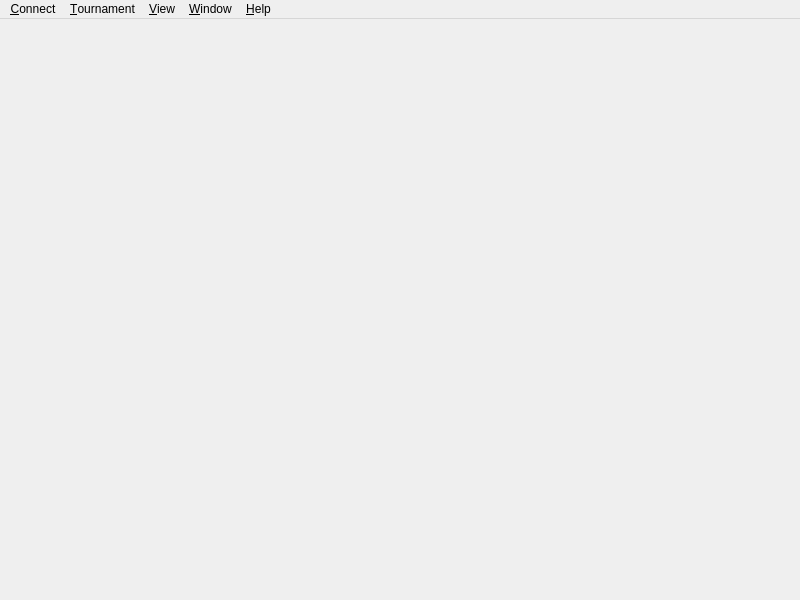
The window that TBQt/TBViewerMainWindow.ui (ryandrake08/td) describes before a commit, drawn with Qt 5.
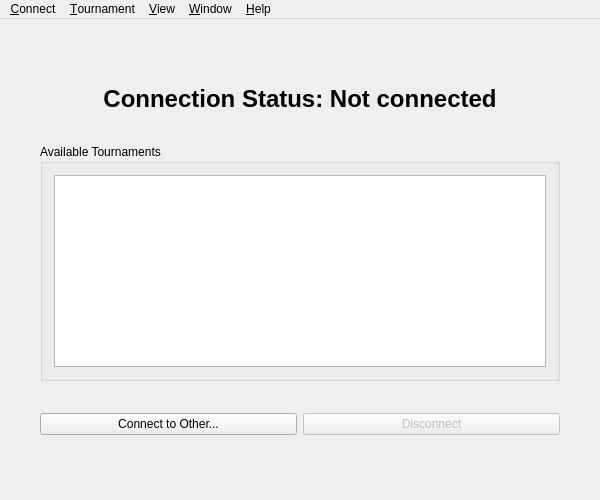
The same window after the commit. Icons and pictures are not drawn.

Commit message: Add a simple connection management interface to TBViewerMainWindow

Patch:
```diff
--- a/TBQt/TBViewerMainWindow.ui
+++ b/TBQt/TBViewerMainWindow.ui
@@ -12,8 +12,14 @@
   </property>
   <property name="minimumSize">
    <size>
+    <width>500</width>
+    <height>350</height>
+   </size>
+  </property>
+  <property name="maximumSize">
+   <size>
     <width>600</width>
-    <height>400</height>
+    <height>500</height>
    </size>
   </property>
   <property name="windowTitle">
@@ -23,7 +29,135 @@
    <iconset theme="i_application"/>
   </property>
   <widget class="QWidget" name="centralWidget">
-   <!-- Central widget will be replaced programmatically with TBTournamentDisplayWidget -->
+   <layout class="QVBoxLayout" name="verticalLayout">
+    <property name="leftMargin">
+     <number>40</number>
+    </property>
+    <property name="topMargin">
+     <number>40</number>
+    </property>
+    <property name="rightMargin">
+     <number>40</number>
+    </property>
+    <property name="bottomMargin">
+     <number>40</number>
+    </property>
+    <item>
+     <spacer name="topSpacer">
+      <property name="orientation">
+       <enum>Qt::Vertical</enum>
+      </property>
+      <property name="sizeHint" stdset="0">
+       <size>
+        <width>20</width>
+        <height>20</height>
+       </size>
+      </property>
+     </spacer>
+    </item>
+    <item>
+     <widget class="QLabel" name="statusLabel">
+      <property name="font">
+       <font>
+        <pointsize>18</pointsize>
+        <weight>75</weight>
+        <bold>true</bold>
+       </font>
+      </property>
+      <property name="text">
+       <string>Connection Status: Not connected</string>
+      </property>
+      <property name="alignment">
+       <set>Qt::AlignCenter</set>
+      </property>
+     </widget>
+    </item>
+    <item>
+     <spacer name="statusSpacer">
+      <property name="orientation">
+       <enum>Qt::Vertical</enum>
+      </property>
+      <property name="sizeHint" stdset="0">
+       <size>
+        <width>20</width>
+        <height>20</height>
+       </size>
+      </property>
+     </spacer>
+    </item>
+    <item>
+     <widget class="QGroupBox" name="availableTournamentsGroup">
+      <property name="title">
+       <string>Available Tournaments</string>
+      </property>
+      <layout class="QVBoxLayout" name="tournamentsLayout">
+       <item>
+        <widget class="QListWidget" name="tournamentsList">
+         <property name="minimumSize">
+          <size>
+           <width>0</width>
+           <height>100</height>
+          </size>
+         </property>
+         <property name="maximumSize">
+          <size>
+           <width>16777215</width>
+           <height>200</height>
+          </size>
+         </property>
+        </widget>
+       </item>
+      </layout>
+     </widget>
+    </item>
+    <item>
+     <spacer name="listSpacer">
+      <property name="orientation">
+       <enum>Qt::Vertical</enum>
+      </property>
+      <property name="sizeHint" stdset="0">
+       <size>
+        <width>20</width>
+        <height>10</height>
+       </size>
+      </property>
+     </spacer>
+    </item>
+    <item>
+     <layout class="QHBoxLayout" name="buttonLayout">
+      <item>
+       <widget class="QPushButton" name="connectOtherButton">
+        <property name="text">
+         <string>Connect to Other...</string>
+        </property>
+       </widget>
+      </item>
+      <item>
+       <widget class="QPushButton" name="disconnectButton">
+        <property name="enabled">
+         <bool>false</bool>
+        </property>
+        <property name="text">
+         <string>Disconnect</string>
+        </property>
+       </widget>
+      </item>
+     </layout>
+    </item>
+    <item>
+     <spacer name="bottomSpacer">
+      <property name="orientation">
+       <enum>Qt::Vertical</enum>
+      </property>
+      <property name="sizeHint" stdset="0">
+       <size>
+        <width>20</width>
+        <height>20</height>
+       </size>
+      </property>
+     </spacer>
+    </item>
+   </layout>
   </widget>
   <widget class="QMenuBar" name="menuBar">
    <property name="geometry">
```
The commit also changes 2 other files.
